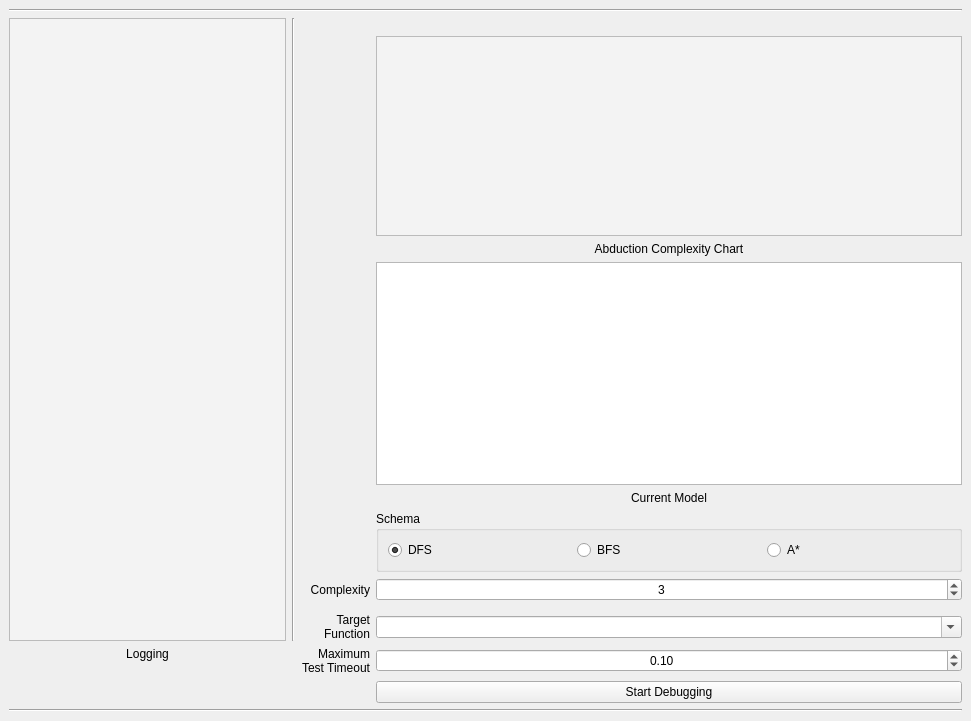
Above: view/AbinDebuggerPages.ui from jbcamacho/AbinDebugger before the change. Below: the same form after it.
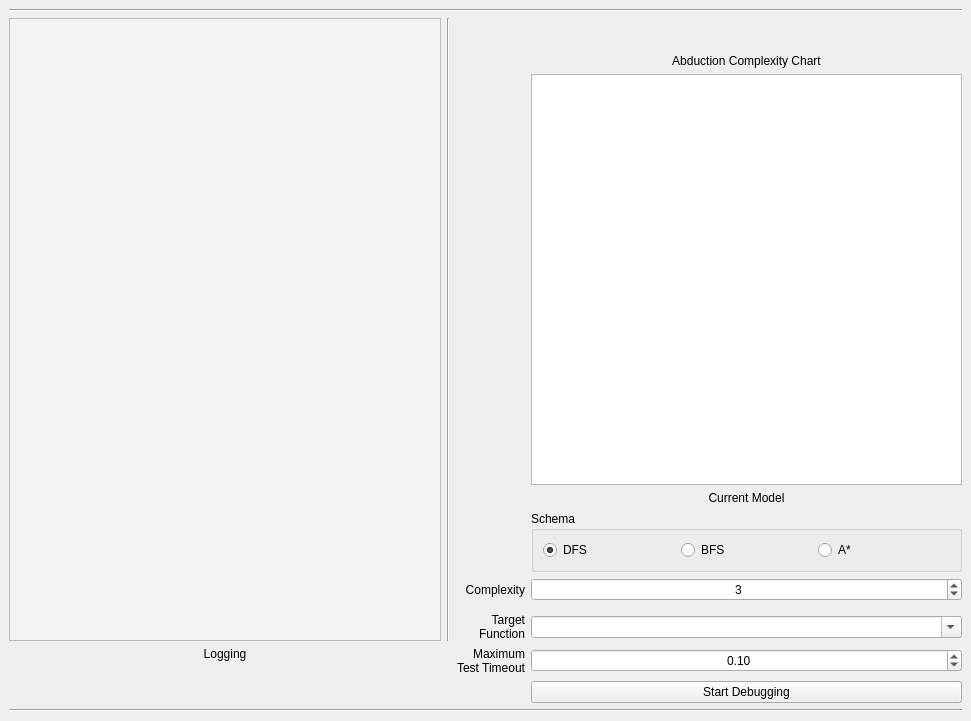
That is the form after the change. The open tabs and pages were chosen to show the change. Icons and pictures are not drawn.

Commit message: added matplots for stats and abduction

Diff of the .ui file:
```diff
--- a/view/AbinDebuggerPages.ui
+++ b/view/AbinDebuggerPages.ui
@@ -305,7 +305,27 @@
   </widget>
   <widget class="QWidget" name="abductionPage">
    <layout class="QGridLayout" name="gridLayout">
-    <item row="11" column="2">
+    <item row="8" column="3">
+     <widget class="QSpinBox" name="snbComplexity">
+      <property name="alignment">
+       <set>Qt::AlignCenter</set>
+      </property>
+      <property name="readOnly">
+       <bool>false</bool>
+      </property>
+      <property name="value">
+       <number>3</number>
+      </property>
+     </widget>
+    </item>
+    <item row="13" column="0" colspan="4">
+     <widget class="Line" name="hLineLogging">
+      <property name="orientation">
+       <enum>Qt::Horizontal</enum>
+      </property>
+     </widget>
+    </item>
+    <item row="10" column="2">
      <widget class="QLabel" name="lblTargetFunction">
       <property name="text">
        <string>Target&lt;br&gt;Function</string>
@@ -315,7 +335,7 @@
       </property>
      </widget>
     </item>
-    <item row="8" column="3">
+    <item row="7" column="3">
      <widget class="QGroupBox" name="gpbSchema">
       <property name="title">
        <string>Schema</string>
@@ -348,7 +368,20 @@
       </layout>
      </widget>
     </item>
-    <item row="7" column="3">
+    <item row="11" column="3">
+     <widget class="QDoubleSpinBox" name="snbTimeout">
+      <property name="alignment">
+       <set>Qt::AlignCenter</set>
+      </property>
+      <property name="singleStep">
+       <double>0.100000000000000</double>
+      </property>
+      <property name="value">
+       <double>0.100000000000000</double>
+      </property>
+     </widget>
+    </item>
+    <item row="6" column="3">
      <widget class="QLabel" name="lblModel">
       <property name="text">
        <string>Current Model</string>
@@ -358,46 +391,7 @@
       </property>
      </widget>
     </item>
-    <item row="4" column="3">
-     <widget class="QFrame" name="frmAbductionChart">
-      <property name="sizePolicy">
-       <sizepolicy hsizetype="Preferred" vsizetype="MinimumExpanding">
-        <horstretch>1</horstretch>
-        <verstretch>1</verstretch>
-       </sizepolicy>
-      </property>
-      <property name="minimumSize">
-       <size>
-        <width>586</width>
-        <height>180</height>
-       </size>
-      </property>
-      <property name="maximumSize">
-       <size>
-        <width>16777215</width>
-        <height>200</height>
-       </size>
-      </property>
-      <property name="styleSheet">
-       <string notr="true">background-color: rgb(243, 243, 243);</string>
-      </property>
-      <property name="frameShape">
-       <enum>QFrame::StyledPanel</enum>
-      </property>
-      <property name="frameShadow">
-       <enum>QFrame::Raised</enum>
-      </property>
-      <layout class="QVBoxLayout" name="verticalLayout"/>
-     </widget>
-    </item>
-    <item row="0" column="0" colspan="4">
-     <widget class="Line" name="line_3">
-      <property name="orientation">
-       <enum>Qt::Horizontal</enum>
-      </property>
-     </widget>
-    </item>
-    <item row="12" column="2">
+    <item row="11" column="2">
      <widget class="QLabel" name="lblTimeout">
       <property name="text">
        <string>Maximum
@@ -408,55 +402,7 @@
       </property>
      </widget>
     </item>
-    <item row="1" column="1" rowspan="11">
-     <widget class="Line" name="vLineLogging">
-      <property name="orientation">
-       <enum>Qt::Vertical</enum>
-      </property>
-     </widget>
-    </item>
-    <item row="11" column="3">
-     <widget class="QComboBox" name="cmbTargetFunction">
-      <property name="editable">
-       <bool>true</bool>
-      </property>
-     </widget>
-    </item>
-    <item row="13" column="3">
-     <widget class="QPushButton" name="btnStartDebug">
-      <property name="text">
-       <string>Start Debugging</string>
-      </property>
-     </widget>
-    </item>
-    <item row="12" column="0" alignment="Qt::AlignTop">
-     <widget class="QLabel" name="lblLogging">
-      <property name="text">
-       <string>Logging</string>
-      </property>
-      <property name="alignment">
-       <set>Qt::AlignCenter</set>
-      </property>
-     </widget>
-    </item>
-    <item row="5" column="3">
-     <widget class="QLabel" name="lblAbductionChart">
-      <property name="text">
-       <string>Abduction Complexity Chart</string>
-      </property>
-      <property name="alignment">
-       <set>Qt::AlignCenter</set>
-      </property>
-     </widget>
-    </item>
-    <item row="14" column="0" colspan="4">
-     <widget class="Line" name="hLineLogging">
-      <property name="orientation">
-       <enum>Qt::Horizontal</enum>
-      </property>
-     </widget>
-    </item>
-    <item row="1" column="0" rowspan="11">
+    <item row="1" column="0" rowspan="10">
      <widget class="QPlainTextEdit" name="txtLogging">
       <property name="sizePolicy">
        <sizepolicy hsizetype="Expanding" vsizetype="Expanding">
@@ -486,33 +432,7 @@
       </property>
      </widget>
     </item>
-    <item row="9" column="3">
-     <widget class="QSpinBox" name="snbComplexity">
-      <property name="alignment">
-       <set>Qt::AlignCenter</set>
-      </property>
-      <property name="readOnly">
-       <bool>false</bool>
-      </property>
-      <property name="value">
-       <number>3</number>
-      </property>
-     </widget>
-    </item>
-    <item row="12" column="3">
-     <widget class="QDoubleSpinBox" name="snbTimeout">
-      <property name="alignment">
-       <set>Qt::AlignCenter</set>
-      </property>
-      <property name="singleStep">
-       <double>0.100000000000000</double>
-      </property>
-      <property name="value">
-       <double>0.100000000000000</double>
-      </property>
-     </widget>
-    </item>
-    <item row="9" column="2">
+    <item row="8" column="2">
      <widget class="QLabel" name="lblComplexity">
       <property name="text">
        <string>Complexity</string>
@@ -522,7 +442,48 @@
       </property>
      </widget>
     </item>
-    <item row="6" column="3">
+    <item row="1" column="1" rowspan="10">
+     <widget class="Line" name="vLineLogging">
+      <property name="orientation">
+       <enum>Qt::Vertical</enum>
+      </property>
+     </widget>
+    </item>
+    <item row="10" column="3">
+     <widget class="QComboBox" name="cmbTargetFunction">
+      <property name="editable">
+       <bool>true</bool>
+      </property>
+     </widget>
+    </item>
+    <item row="12" column="3">
+     <widget class="QPushButton" name="btnStartDebug">
+      <property name="text">
+       <string>Start Debugging</string>
+      </property>
+     </widget>
+    </item>
+    <item row="11" column="0" alignment="Qt::AlignTop">
+     <widget class="QLabel" name="lblLogging">
+      <property name="text">
+       <string>Logging</string>
+      </property>
+      <property name="alignment">
+       <set>Qt::AlignCenter</set>
+      </property>
+     </widget>
+    </item>
+    <item row="4" column="3">
+     <widget class="QLabel" name="lblAbductionChart">
+      <property name="text">
+       <string>Abduction Complexity Chart</string>
+      </property>
+      <property name="alignment">
+       <set>Qt::AlignCenter</set>
+      </property>
+     </widget>
+    </item>
+    <item row="5" column="3">
      <widget class="QListWidget" name="lstModel">
       <property name="sizePolicy">
        <sizepolicy hsizetype="Expanding" vsizetype="Expanding">
@@ -538,6 +499,18 @@
       </property>
      </widget>
     </item>
+    <item row="0" column="0" colspan="4">
+     <widget class="Line" name="line_3">
+      <property name="orientation">
+       <enum>Qt::Horizontal</enum>
+      </property>
+     </widget>
+    </item>
+    <item row="1" column="3">
+     <widget class="QWidget" name="widgetChartAbduction" native="true">
+      <layout class="QVBoxLayout" name="verticalLayout"/>
+     </widget>
+    </item>
    </layout>
   </widget>
   <widget class="QWidget" name="miningPage">
```
Left out of the diff: 108 changed lines with no effect on the pictures. The commit also changes 1 other file.
